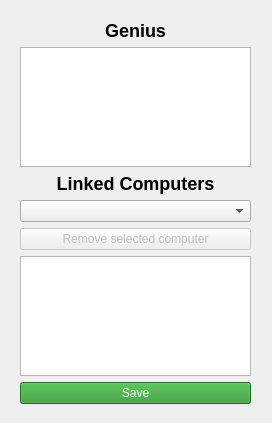
First picture: the form in editrelation.ui, repository danielm15/VLN1-2016-Hopur_16, before the edit.
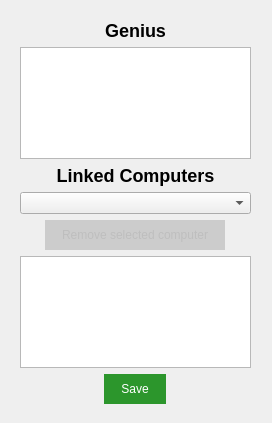
Second picture: the form after the edit. Icons and pictures are not drawn.

Commit message: Fixed padding on buttons

What changed in the file:
```diff
--- a/editrelation.ui
+++ b/editrelation.ui
@@ -57,13 +57,21 @@
         </property>
        </widget>
       </item>
-      <item>
+      <item alignment="Qt::AlignHCenter">
        <widget class="QPushButton" name="pushButtonRemoveComputer">
         <property name="enabled">
          <bool>false</bool>
         </property>
         <property name="styleSheet">
-         <string notr="true">#pushButtonRemoveComputer::enabled {
+         <string notr="true">#pushButtonRemoveComputer {
+	padding: 6px 15px;
+	background-color: rgb(204, 204, 204);
+	border: 2px solid;
+	border-color: transparent;
+	border-radius: 16px;
+}
+
+#pushButtonRemoveComputer::enabled {
 	background-color: rgb(117, 34, 34);
 	color: rgb(255, 255 ,255);
 }
@@ -82,13 +90,16 @@
       </item>
      </layout>
     </item>
-    <item>
+    <item alignment="Qt::AlignHCenter">
      <widget class="QPushButton" name="pushButtonSaveRelation">
       <property name="styleSheet">
        <string notr="true">#pushButtonSaveRelation {
 	color: rgb(255, 255, 255);
 	background-color: rgb(44, 150, 44);
-	
+	padding: 6px 15px;
+	border: 2px solid;
+	border-color: transparent;
+	border-radius: 16px;
 }
 
 #pushButtonSaveRelation::hover {
```
The commit also changes 4 other files.
